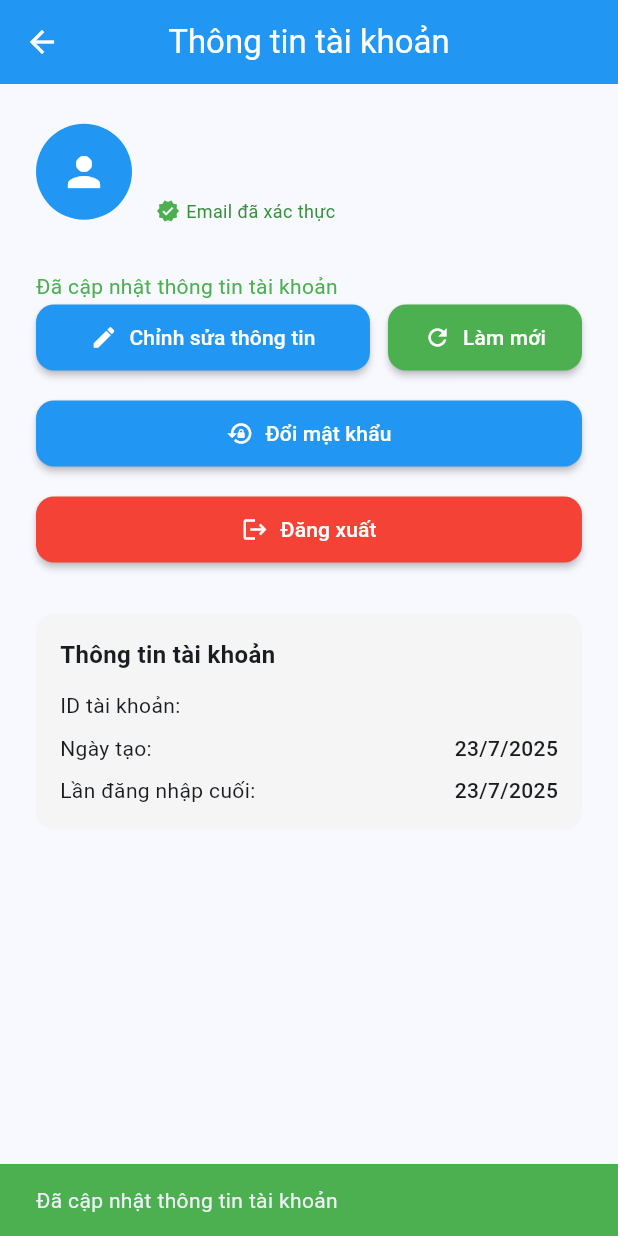
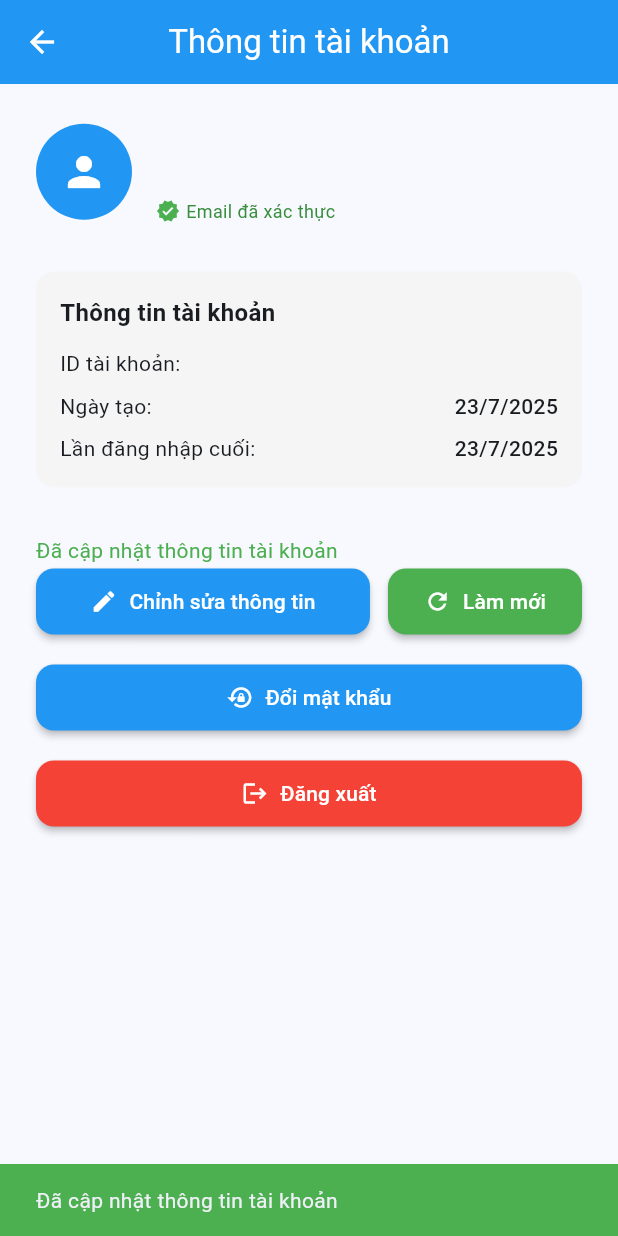
Before and after one commit to tuankiet0811/FocusLock, a Flutter app: the ProfileScreen screen opened directly, on a phone screen of 412 x 824 dp. Run offline on Flutter 3.47's test engine with Material 3 defaults, Android fonts, the phone set to English and light mode, and no system bars; our stand-ins replace cloud_firestore, firebase_auth, firebase_core, flutter_local_notifications, shared_preferences; missing offline and left inert: android_intent_plus; accounts and stored records are empty.

Commit message:
Update user profile

```diff
--- a/FocusLock/lib/screens/profile_screen.dart
+++ b/FocusLock/lib/screens/profile_screen.dart
@@ -32,12 +32,14 @@ class _ProfileScreenState extends State<ProfileScreen> {
 
   Future<void> _checkEmailVerificationCooldown() async {
     final prefs = await SharedPreferences.getInstance();
-    final lastEmailVerificationTime = prefs.getInt('last_email_verification_time') ?? 0;
+    final lastEmailVerificationTime =
+        prefs.getInt('last_email_verification_time') ?? 0;
     final currentTime = DateTime.now().millisecondsSinceEpoch;
     final timeDiff = currentTime - lastEmailVerificationTime;
 
     // Nếu chưa đủ 60 giây kể từ lần gửi email cuối
-    if (timeDiff < 60000) { // 60 giây = 60000 milliseconds
+    if (timeDiff < 60000) {
+      // 60 giây = 60000 milliseconds
       setState(() {
         _emailVerificationCooldown = true;
       });
@@ -89,8 +91,6 @@ class _ProfileScreenState extends State<ProfileScreen> {
       _isLoading = false;
     });
   }
-
-
 
   Future<void> _changePassword(String email) async {
     setState(() {
@@ -145,11 +145,7 @@ class _ProfileScreenState extends State<ProfileScreen> {
     return CircleAvatar(
       radius: 32,
       backgroundColor: avatar['color'],
-      child: Icon(
-        avatar['icon'],
-        color: Colors.white,
-        size: 32,
-      ),
+      child: Icon(avatar['icon'], color: Colors.white, size: 32),
     );
   }
 
@@ -165,17 +161,23 @@ class _ProfileScreenState extends State<ProfileScreen> {
 
       // Lưu thời gian gửi email để tránh spam
       final prefs = await SharedPreferences.getInstance();
-      await prefs.setInt('last_email_verification_time', DateTime.now().millisecondsSinceEpoch);
+      await prefs.setInt(
+        'last_email_verification_time',
+        DateTime.now().millisecondsSinceEpoch,
+      );
 
       setState(() {
-        _message = 'Đã gửi email xác thực đến ${authService.currentUser?.email}';
+        _message =
+            'Đã gửi email xác thực đến ${authService.currentUser?.email}';
       });
 
       // Hiển thị thông báo thành công
       if (mounted) {
         ScaffoldMessenger.of(context).showSnackBar(
           SnackBar(
-            content: Text('Email xác thực đã được gửi đến ${authService.currentUser?.email}'),
+            content: Text(
+              'Email xác thực đã được gửi đến ${authService.currentUser?.email}',
+            ),
             backgroundColor: Colors.green,
             duration: const Duration(seconds: 3),
           ),
@@ -190,7 +192,8 @@ class _ProfileScreenState extends State<ProfileScreen> {
       if (mounted) {
         String errorMessage = e.toString();
         if (errorMessage.contains('too-many-requests')) {
-            errorMessage = 'Đã gửi quá nhiều email xác thực. Vui lòng đợi 1 giờ trước khi thử lại.';
+          errorMessage =
+              'Đã gửi quá nhiều email xác thực. Vui lòng đợi 1 giờ trước khi thử lại.';
           // Bật cooldown cho nút gửi email
           setState(() {
             _emailVerificationCooldown = true;
@@ -204,9 +207,11 @@ class _ProfileScreenState extends State<ProfileScreen> {
             }
           });
         } else if (errorMessage.contains('network')) {
-            errorMessage = 'Lỗi kết nối mạng. Vui lòng kiểm tra internet và thử lại.';
+          errorMessage =
+              'Lỗi kết nối mạng. Vui lòng kiểm tra internet và thử lại.';
         } else if (errorMessage.contains('operation-not-allowed')) {
-            errorMessage = 'Chức năng gửi email xác thực chưa được bật. Vui lòng liên hệ admin để bật trong Firebase Console.';
+          errorMessage =
+              'Chức năng gửi email xác thực chưa được bật. Vui lòng liên hệ admin để bật trong Firebase Console.';
         } else if (errorMessage.contains('user-not-found')) {
           errorMessage = 'Không tìm thấy tài khoản. Vui lòng đăng nhập lại.';
         }
@@ -246,24 +251,24 @@ class _ProfileScreenState extends State<ProfileScreen> {
     }
   }
 
-  Future<void> _requestOverlayPermission() async {
-    try {
-      final bool result = await platform.invokeMethod('requestPermissions');
-      if (result) {
-        setState(() {
-          _message = 'Đã mở trang cấp quyền hiển thị trên ứng dụng khác.';
-        });
-      } else {
-        setState(() {
-          _message = 'Không thể mở trang cấp quyền. Vui lòng kiểm tra cài đặt.';
-        });
-      }
-    } catch (e) {
-      setState(() {
-        _message = 'Lỗi khi xin quyền overlay: \n${e.toString()}';
-      });
-    }
-  }
+  // Future<void> _requestOverlayPermission() async {
+  //   try {
+  //     final bool result = await platform.invokeMethod('requestPermissions');
+  //     if (result) {
+  //       setState(() {
+  //         _message = 'Đã mở trang cấp quyền hiển thị trên ứng dụng khác.';
+  //       });
+  //     } else {
+  //       setState(() {
+  //         _message = 'Không thể mở trang cấp quyền. Vui lòng kiểm tra cài đặt.';
+  //       });
+  //     }
+  //   } catch (e) {
+  //     setState(() {
+  //       _message = 'Lỗi khi xin quyền overlay: \n${e.toString()}';
+  //     });
+  //   }
+  // }
 
   @override
   Widget build(BuildContext context) {
@@ -292,16 +297,26 @@ class _ProfileScreenState extends State<ProfileScreen> {
                               children: [
                                 Text(
                                   user.displayName ?? 'Chưa đặt tên',
-                              style: const TextStyle(fontSize: 20, fontWeight: FontWeight.bold),
+                                  style: const TextStyle(
+                                    fontSize: 20,
+                                    fontWeight: FontWeight.bold,
+                                  ),
                                 ),
                                 Text(
                                   user.email ?? '',
-                              style: const TextStyle(fontSize: 16, color: Colors.grey),
+                                  style: const TextStyle(
+                                    fontSize: 16,
+                                    color: Colors.grey,
+                                  ),
                                 ),
                                 if (user.emailVerified)
                                   Row(
                                     children: [
-                                  const Icon(Icons.verified, color: Colors.green, size: 16),
+                                      const Icon(
+                                        Icons.verified,
+                                        color: Colors.green,
+                                        size: 16,
+                                      ),
                                       const SizedBox(width: 4),
                                       Text(
                                         'Email đã xác thực',
@@ -314,11 +329,16 @@ class _ProfileScreenState extends State<ProfileScreen> {
                                   )
                                 else
                                   Column(
-                                crossAxisAlignment: CrossAxisAlignment.start,
+                                    crossAxisAlignment:
+                                        CrossAxisAlignment.start,
                                     children: [
                                       Row(
                                         children: [
-                                      const Icon(Icons.warning, color: Colors.orange, size: 16),
+                                          const Icon(
+                                            Icons.warning,
+                                            color: Colors.orange,
+                                            size: 16,
+                                          ),
                                           const SizedBox(width: 4),
                                           Text(
                                             'Email chưa xác thực',
@@ -347,8 +367,78 @@ class _ProfileScreenState extends State<ProfileScreen> {
                     },
                   ),
                   const SizedBox(height: 32),
+                  // Thông tin bổ sung về tài khoản (Moved up)
+                  Container(
+                    width: double.infinity,
+                    padding: const EdgeInsets.all(16),
+                    decoration: BoxDecoration(
+                      color: Colors.grey.shade100,
+                      borderRadius: BorderRadius.circular(12),
+                    ),
+                    child: Column(
+                      crossAxisAlignment: CrossAxisAlignment.start,
+                      children: [
+                        const Text(
+                          'Thông tin tài khoản',
+                          style: TextStyle(
+                            fontSize: 16,
+                            fontWeight: FontWeight.bold,
+                          ),
+                        ),
+                        const SizedBox(height: 12),
+                        Row(
+                          mainAxisAlignment: MainAxisAlignment.spaceBetween,
+                          children: [
+                            const Text('ID tài khoản:'),
+                            Text(
+                              user.uid.length > 8
+                                  ? user.uid.substring(0, 8) + '...'
+                                  : user.uid,
+                              style: const TextStyle(
+                                fontWeight: FontWeight.w500,
+                              ),
+                            ),
+                          ],
+                        ),
+                        const SizedBox(height: 8),
+                        Row(
+                          mainAxisAlignment: MainAxisAlignment.spaceBetween,
+                          children: [
+                            const Text('Ngày tạo:'),
+                            Text(
+                              user.metadata.creationTime != null
+                                  ? '${user.metadata.creationTime!.day}/${user.metadata.creationTime!.month}/${user.metadata.creationTime!.year}'
+                                  : 'N/A',
+                              style: const TextStyle(
+                                fontWeight: FontWeight.w500,
+                              ),
+                            ),
+                          ],
+                        ),
+                        const SizedBox(height: 8),
+                        Row(
+                          mainAxisAlignment: MainAxisAlignment.spaceBetween,
+                          children: [
+                            const Text('Lần đăng nhập cuối:'),
+                            Text(
+                              user.metadata.lastSignInTime != null
+                                  ? '${user.metadata.lastSignInTime!.day}/${user.metadata.lastSignInTime!.month}/${user.metadata.lastSignInTime!.year}'
+                                  : 'N/A',
+                              style: const TextStyle(
+                                fontWeight: FontWeight.w500,
+                              ),
+                            ),
+                          ],
+                        ),
+                      ],
+                    ),
+                  ),
+                  const SizedBox(height: 32),
                   if (_message != null)
-                    Text(_message!, style: const TextStyle(color: Colors.green)),
+                    Text(
+                      _message!,
+                      style: const TextStyle(color: Colors.green),
+                    ),
                   Row(
                     children: [
                       Expanded(
@@ -359,7 +449,8 @@ class _ProfileScreenState extends State<ProfileScreen> {
                               ? null
                               : () => Navigator.of(context).push(
                                   MaterialPageRoute(
-                                      builder: (context) => const EditProfileScreen(),
+                                    builder: (context) =>
+                                        const EditProfileScreen(),
                                   ),
                                 ),
                         ),
@@ -391,7 +482,11 @@ class _ProfileScreenState extends State<ProfileScreen> {
                         children: [
                           Row(
                             children: [
-                              Icon(Icons.warning, color: Colors.orange.shade700, size: 20),
+                              Icon(
+                                Icons.warning,
+                                color: Colors.orange.shade700,
+                                size: 20,
+                              ),
                               const SizedBox(width: 8),
                               Text(
                                 'Xác thực email',
@@ -416,15 +511,24 @@ class _ProfileScreenState extends State<ProfileScreen> {
                             width: double.infinity,
                             child: ElevatedButton.icon(
                               icon: const Icon(Icons.verified_user),
-                              label: Text(_emailVerificationCooldown
+                              label: Text(
+                                _emailVerificationCooldown
                                     ? 'Đợi...'
-                                : 'Gửi email xác thực'),
+                                    : 'Gửi email xác thực',
+                              ),
                               style: ElevatedButton.styleFrom(
-                                backgroundColor: _emailVerificationCooldown ? Colors.grey : Colors.orange,
+                                backgroundColor: _emailVerificationCooldown
+                                    ? Colors.grey
+                                    : Colors.orange,
                                 foregroundColor: Colors.white,
-                                padding: const EdgeInsets.symmetric(vertical: 12),
+                                padding: const EdgeInsets.symmetric(
+                                  vertical: 12,
                                 ),
-                              onPressed: (_isLoading || _emailVerificationCooldown) ? null : _sendEmailVerification,
+                              ),
+                              onPressed:
+                                  (_isLoading || _emailVerificationCooldown)
+                                  ? null
+                                  : _sendEmailVerification,
                             ),
                           ),
                         ],
@@ -452,67 +556,10 @@ class _ProfileScreenState extends State<ProfileScreen> {
                     child: ElevatedButton.icon(
                       icon: const Icon(Icons.logout),
                       label: const Text('Đăng xuất'),
-                      style: ElevatedButton.styleFrom(backgroundColor: Colors.red),
+                      style: ElevatedButton.styleFrom(
+                        backgroundColor: Colors.red,
+                      ),
                       onPressed: _isLoading ? null : _signOut,
-                    ),
-                  ),
-                  const SizedBox(height: 32),
-                  // Thông tin bổ sung về tài khoản
-                  Container(
-                    width: double.infinity,
-                    padding: const EdgeInsets.all(16),
-                    decoration: BoxDecoration(
-                      color: Colors.grey.shade100,
-                      borderRadius: BorderRadius.circular(12),
-                    ),
-                    child: Column(
-                      crossAxisAlignment: CrossAxisAlignment.start,
-                      children: [
-                        const Text(
-                          'Thông tin tài khoản',
-                          style: TextStyle(
-                            fontSize: 16,
-                            fontWeight: FontWeight.bold,
-                          ),
-                        ),
-                        const SizedBox(height: 12),
-                        Row(
-                          mainAxisAlignment: MainAxisAlignment.spaceBetween,
-                          children: [
-                            const Text('ID tài khoản:'),
-                            Text(
-                              user.uid.length > 8 ? user.uid.substring(0, 8) + '...' : user.uid,
-                              style: const TextStyle(fontWeight: FontWeight.w500),
-                            ),
-                          ],
-                        ),
-                        const SizedBox(height: 8),
-                        Row(
-                          mainAxisAlignment: MainAxisAlignment.spaceBetween,
-                          children: [
-                            const Text('Ngày tạo:'),
-                            Text(
-                              user.metadata.creationTime != null
-                                  ? '${user.metadata.creationTime!.day}/${user.metadata.creationTime!.month}/${user.metadata.creationTime!.year}'
-                                  : 'N/A',
-                              style: const TextStyle(fontWeight: FontWeight.w500),
-                            ),
-                          ],
-                        ),
-                        const SizedBox(height: 8),
-                        Row(
-                          mainAxisAlignment: MainAxisAlignment.spaceBetween,
-                          children: [
-                            const Text('Lần đăng nhập cuối:'),
-                            Text(
-                              user.metadata.lastSignInTime != null
-                                  ? '${user.metadata.lastSignInTime!.day}/${user.metadata.lastSignInTime!.month}/${user.metadata.lastSignInTime!.year}'
-                                  : 'N/A',
-                              style: const TextStyle(fontWeight: FontWeight.w500),
-                            ),
-                          ],
-                        ),
-                      ],
                     ),
                   ),
                 ],
```
Also changed, not shown: FocusLock/lib/screens/home_screen.dart (+13 -13 lines), FocusLock/lib/screens/settings_screen.dart (+8 -6 lines). Lines whose indentation alone changed are shown as unchanged.
